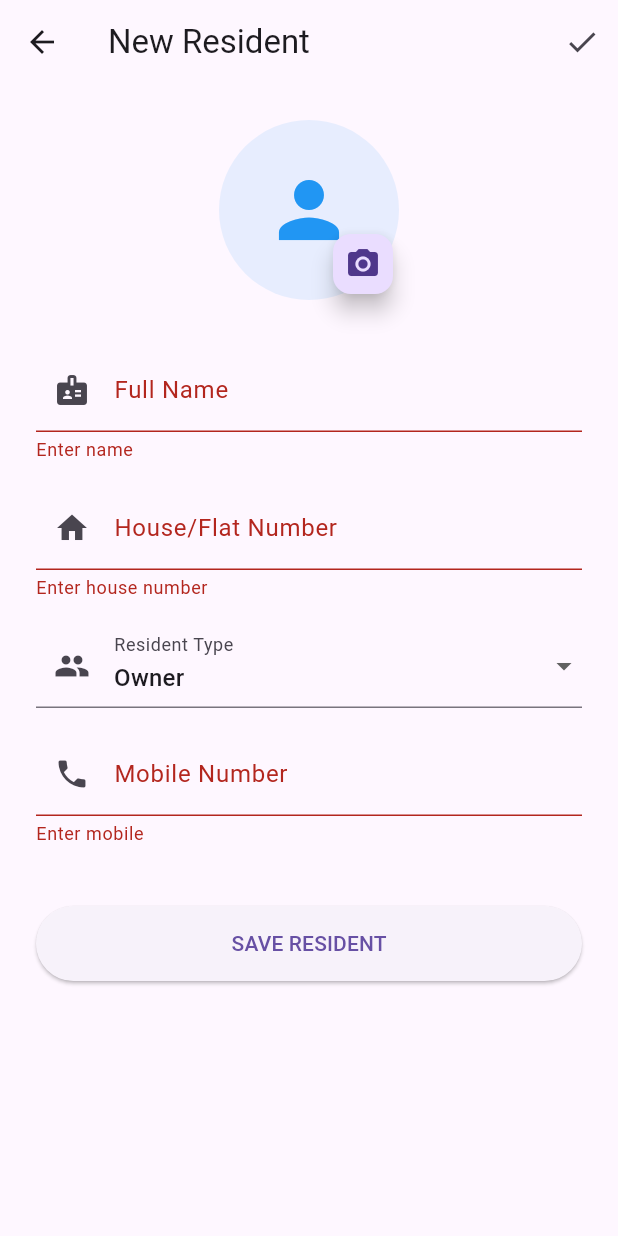
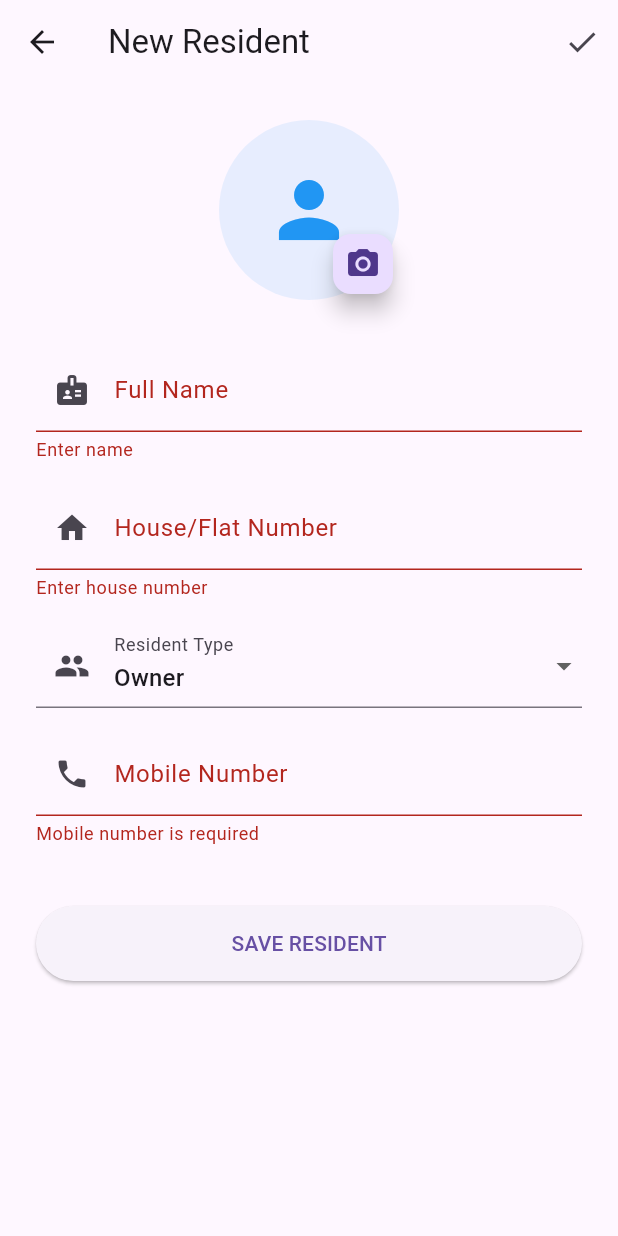
Before and after one commit to rverma2292/flutter_society_app, a Flutter app: the ResidentFormPage screen opened directly, after a tap on "SAVE RESIDENT", on a phone screen of 412 x 824 dp. Run offline on Flutter 3.47's test engine with Material 3 defaults, Android fonts, the phone set to English and light mode, and no system bars; our stand-ins replace csv, file_picker, image_picker, qr_flutter, share_plus, sqflite; missing offline and left inert: mobile_scanner; accounts and stored records are empty.

Commit message:
Resident Form Validation

```diff
--- a/lib/pages/resident_form_page.dart
+++ b/lib/pages/resident_form_page.dart
@@ -167,7 +167,15 @@ class _ResidentFormPageState extends State<ResidentFormPage> {
                 controller: _mobileController,
                 keyboardType: TextInputType.phone,
                 decoration: const InputDecoration(labelText: "Mobile Number", prefixIcon: Icon(Icons.phone)),
-                validator: (v) => v!.isEmpty ? "Enter mobile" : null,
+                validator: (v) {
+                  if (v == null || v.trim().isEmpty) {
+                    return "Mobile number is required";
+                  }
+                  if (v.trim().length < 10 || v.trim().length > 10) {
+                    return "Mobile number must be 10 digits";
+                  }
+                  return null;
+                },
               ),
 
               const SizedBox(height: 40),
```
